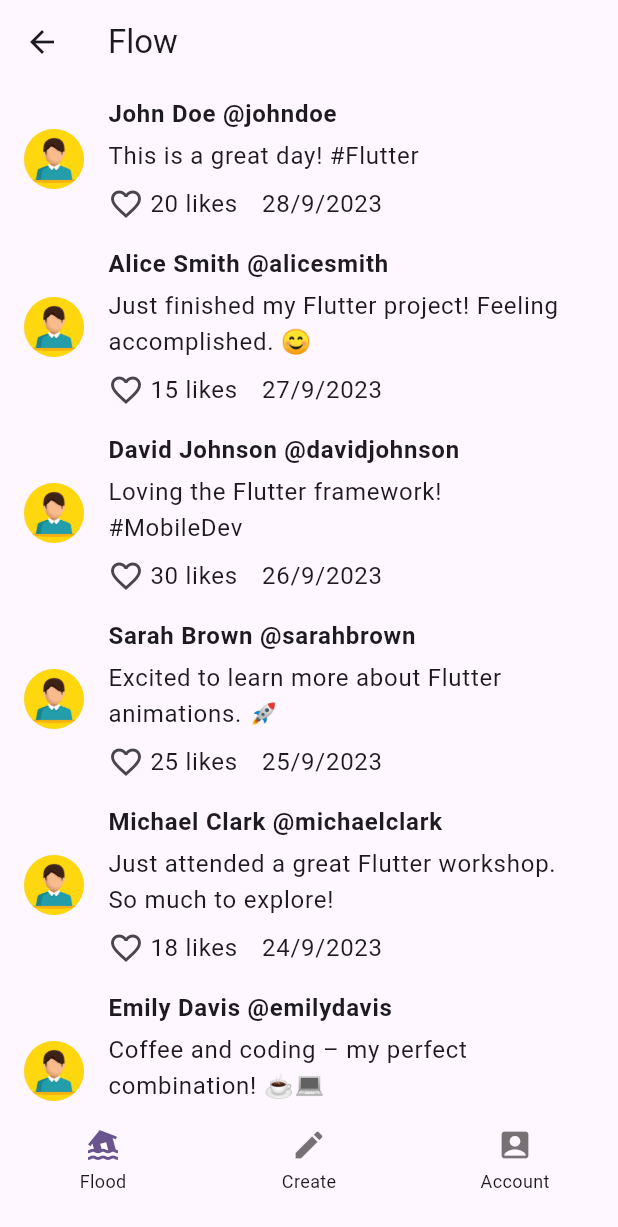
After one commit to 10urcetin/FeedApp, a Flutter app: the FirstPage screen opened directly, on a phone screen of 412 x 824 dp. The commit adds this screen. Shown: the top 1227 px of the screen. Run offline on Flutter 3.47's test engine with Material 2 defaults, Android fonts, the phone set to English and light mode, and no system bars; our stand-ins replace firebase_auth, firebase_core, flutter_login; accounts and stored records are empty.

Commit message:
login firebase and fake tweets

```diff
--- /dev/null
+++ b/lib/pages/first_page.dart
@@ -0,0 +1,65 @@
+import 'package:flutter/material.dart';
+import 'package:feedapp/pages/account_page.dart';
+import 'package:feedapp/pages/create_page.dart';
+import 'package:feedapp/pages/flood_page.dart';
+
+class FirstPage extends StatefulWidget {
+  const FirstPage({Key? key}) : super(key: key);
+
+  @override
+  _FirstPageState createState() => _FirstPageState();
+}
+
+class _FirstPageState extends State<FirstPage> {
+  int _currentIndex = 0;
+
+  final List<Widget> _pages = [
+    FloodPage(),
+    CreatePage(),
+    AccountPage(),
+  ];
+
+  @override
+  Widget build(BuildContext context) {
+    return Scaffold(
+      backgroundColor: Colors.transparent,
+      body: Stack(
+        fit: StackFit.expand,
+        children: [
+          _pages[_currentIndex],
+        ],
+      ),
+      bottomNavigationBar: ClipRRect(
+
+        child: BottomNavigationBar(
+          items: [
+            buildBottomNavigationBarItem(Icons.flood, 'Flood'),
+            buildBottomNavigationBarItem(Icons.create, 'Create'),
+            buildBottomNavigationBarItem(Icons.account_box, 'Account'),
+          ],
+          currentIndex: _currentIndex,
+          onTap: (index) {
+            setState(() {
+              _currentIndex = index;
+            });
+          },
+        ),
+      ),
+    );
+  }
+
+  BottomNavigationBarItem buildBottomNavigationBarItem(
+      IconData icon, String label) {
+    return BottomNavigationBarItem(
+      backgroundColor: Colors.cyan[400],
+      icon: Column(
+        children: [
+          Icon(icon),
+          SizedBox(height: 4),
+          Text(label, style: TextStyle(fontSize: 12)),
+        ],
+      ),
+      label: '',
+    );
+  }
+}
--- /dev/null
+++ b/lib/pages/flood_page.dart
@@ -0,0 +1,155 @@
+import 'package:flutter/material.dart';
+
+class Tweet {
+  final String avatar;
+  final String username;
+  final String handle;
+  final String tweetContent;
+  final int likeCount;
+  final DateTime date;
+
+  Tweet({
+    required this.avatar,
+    required this.username,
+    required this.handle,
+    required this.tweetContent,
+    required this.likeCount,
+    required this.date,
+  });
+}
+
+class FloodPage extends StatefulWidget {
+  @override
+  State<FloodPage> createState() => _FloodPage();
+}
+
+class _FloodPage extends State<FloodPage> {
+
+ final List<Tweet> tweets = [
+  Tweet(
+    avatar: 'assets/images/60111.jpeg',
+    username: 'John Doe',
+    handle: '@johndoe',
+    tweetContent: 'This is a great day! #Flutter',
+    likeCount: 20,
+    date: DateTime(2023, 9, 28),
+  ),
+  Tweet(
+    avatar: 'assets/images/60111.jpeg',
+    username: 'Alice Smith',
+    handle: '@alicesmith',
+    tweetContent: 'Just finished my Flutter project! Feeling accomplished. 😊',
+    likeCount: 15,
+    date: DateTime(2023, 9, 27),
+  ),
+
+  Tweet(
+    avatar: 'assets/images/60111.jpeg',
+    username: 'David Johnson',
+    handle: '@davidjohnson',
+    tweetContent: 'Loving the Flutter framework! #MobileDev',
+    likeCount: 30,
+    date: DateTime(2023, 9, 26),
+  ),
+  Tweet(
+    avatar: 'assets/images/60111.jpeg',
+    username: 'Sarah Brown',
+    handle: '@sarahbrown',
+    tweetContent: 'Excited to learn more about Flutter animations. 🚀',
+    likeCount: 25,
+    date: DateTime(2023, 9, 25),
+  ),
+  Tweet(
+    avatar: 'assets/images/60111.jpeg',
+    username: 'Michael Clark',
+    handle: '@michaelclark',
+    tweetContent: 'Just attended a great Flutter workshop. So much to explore!',
+    likeCount: 18,
+    date: DateTime(2023, 9, 24),
+  ),
+  Tweet(
+    avatar: 'assets/images/60111.jpeg',
+    username: 'Emily Davis',
+    handle: '@emilydavis',
+    tweetContent: 'Coffee and coding – my perfect combination! ☕💻',
+    likeCount: 22,
+    date: DateTime(2023, 9, 23),
+  ),
+  Tweet(
+    avatar: 'assets/images/60111.jpeg',
+    username: 'Daniel Wilson',
+    handle: '@danielwilson',
+    tweetContent: 'Working on a cool Flutter project. Can\'t wait to share!',
+    likeCount: 28,
+    date: DateTime(2023, 9, 22),
+  ),
+  Tweet(
+    avatar: 'assets/images/60111.jpeg',
+    username: 'Olivia Turner',
+    handle: '@oliviaturner',
+    tweetContent: 'Flutter is revolutionizing mobile app development. 🌟',
+    likeCount: 21,
+    date: DateTime(2023, 9, 21),
+  ),
+  Tweet(
+    avatar: 'assets/images/60111.jpeg',
+    username: 'Matthew Harris',
+    handle: '@matthewharris',
+    tweetContent: 'Learning Flutter step by step. It\'s exciting!',
+    likeCount: 19,
+    date: DateTime(2023, 9, 20),
+  ),
+  Tweet(
+    avatar: 'assets/images/60111.jpeg',
+    username: 'Sophia Lee',
+    handle: '@sophialee',
+    tweetContent: 'Had a productive day coding with Flutter. Feeling accomplished! 😊',
+    likeCount: 24,
+    date: DateTime(2023, 9, 19),
+  ),
+];
+
+ @override
+  Widget build(BuildContext context) {
+    return Scaffold(
+      appBar: AppBar(
+        title: Text('Flow'),
+      ),
+      body: ListView.builder(
+        scrollDirection: Axis.vertical,
+        itemCount: tweets.length,
+        itemBuilder: (context, index) {
+          return ListTile(
+            leading: CircleAvatar(
+              backgroundImage: AssetImage(tweets[index].avatar),
+            ),
+            title: Column(
+              crossAxisAlignment: CrossAxisAlignment.start,
+              children: [
+                Text(
+                  '${tweets[index].username} ${tweets[index].handle}',
+                  style: TextStyle(fontWeight: FontWeight.bold),
+                ),
+                SizedBox(height: 4.0),
+                Text(tweets[index].tweetContent),
+                SizedBox(height: 8.0),
+                Row(
+                  children: [
+                    Icon(Icons.favorite_border),
+                    SizedBox(width: 4.0),
+                    Text('${tweets[index].likeCount} likes'),
+                    SizedBox(width: 16.0),
+                    Text(
+                      '${tweets[index].date.day}/${tweets[index].date.month}/${tweets[index].date.year}',
+                    ),
+                  ],
+                ),
+              ],
+            ),
+          );
+        },
+      ),
+
+    );
+  }
+}
--- a/pubspec.yaml
+++ b/pubspec.yaml
@@ -36,6 +36,7 @@ dependencies:
   flutter_login: ^4.2.1
   firebase_core: ^2.16.0
   firebase_auth: ^4.10.0
+
 
 dev_dependencies:
   flutter_test:
```
Also changed, not shown: lib/pages/account_page.dart (added, +17 -0 lines), lib/pages/create_page.dart (added, +17 -0 lines), lib/pages/home_page.dart (deleted, +0 -10 lines), lib/pages/login_page.dart (+34 -36 lines), lib/pages/tweet_detail_page.dart (added, +15 -0 lines), assets/images/60111.jpeg (added).
